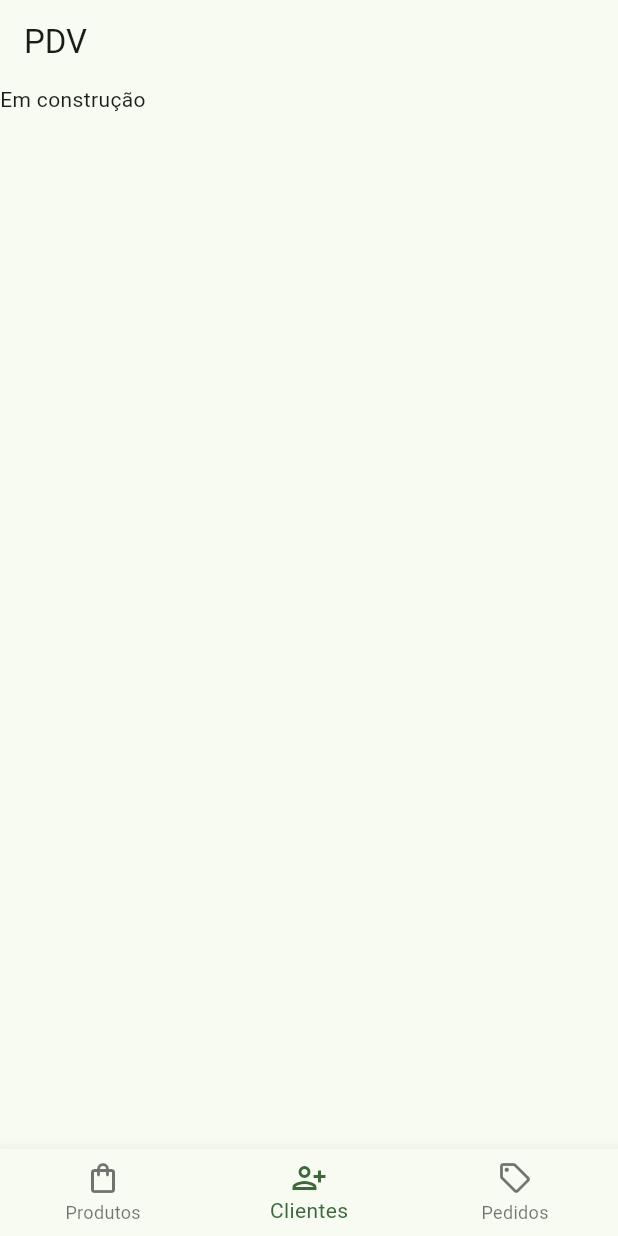
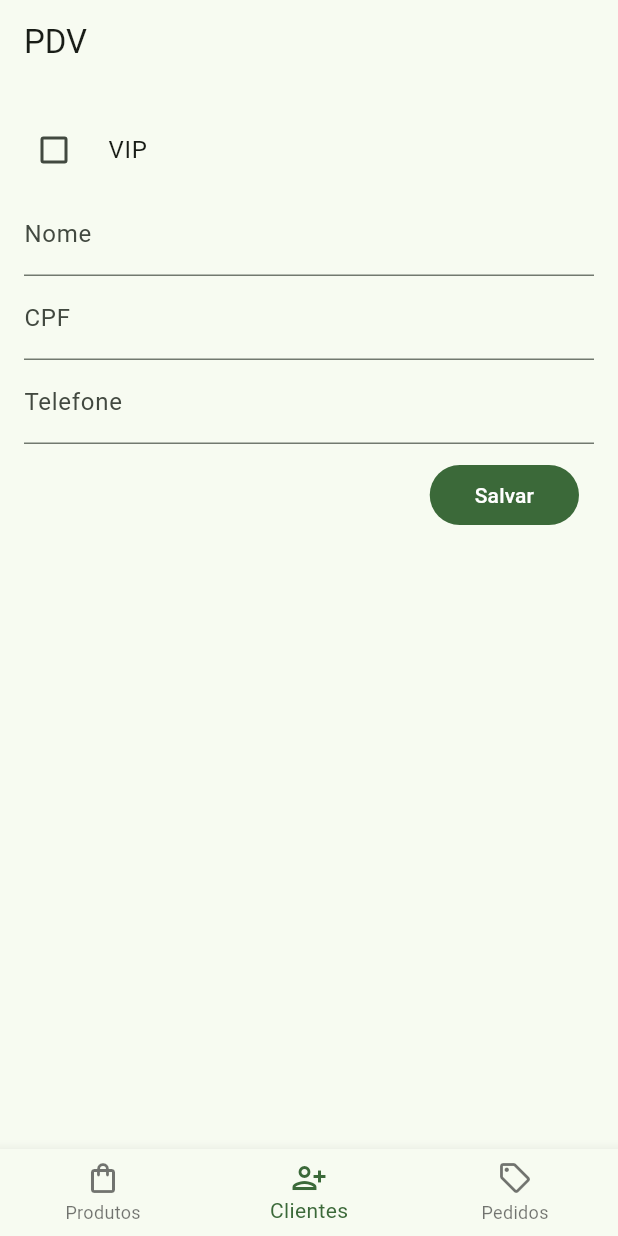
Before and after one commit to GomesLuan/mini-projeto-poo, a Flutter app: the screen it shows after launch, item 2 of the bottom bar chosen, on a phone screen of 412 x 824 dp. Run offline on Flutter 3.47's test engine with Material 2 defaults, Android fonts, the phone set to English and light mode, and no system bars; our stand-ins replace flutter_hooks; missing offline and left inert: cpf_cnpj_validator; network calls fail.

Commit message:
Desenvolvimento parcial do cadastro de cliente

```diff
--- a/lib/components/form_customer_page.dart
+++ b/lib/components/form_customer_page.dart
@@ -1,11 +1,102 @@
 import "package:flutter/material.dart";
 import "package:flutter_hooks/flutter_hooks.dart";
+import 'package:cpf_cnpj_validator/cpf_validator.dart';
 
 class FormClient extends HookWidget {
   const FormClient({super.key});
 
   @override
   Widget build(BuildContext context) {
-    return const Text('Em construção');
+    final isVip = useState<bool?>(false);
+    final formKey = GlobalKey<FormState>();
+    return Form(
+      key: formKey,
+      child: SingleChildScrollView(
+        child: Container(
+          padding: EdgeInsets.all(16.0),
+          child:Column(
+            crossAxisAlignment: CrossAxisAlignment.start,
+            children: [
+              Container(
+                child: CheckboxListTile(
+                  contentPadding: EdgeInsets.zero,
+                  title: Text('VIP'),
+                  value: isVip.value,
+                  onChanged: (value) {
+                    isVip.value = value;
+                  },
+                  controlAffinity: ListTileControlAffinity.leading,
+                ),
+              ),
+              TextFormField(
+                decoration: const InputDecoration(
+                  border: UnderlineInputBorder(),
+                  labelText: 'Nome',
+                ),
+                validator: (value) {
+                  if(value == null || value.isEmpty || !RegExp(r'^[a-z A-Z]+$').hasMatch(value)) {
+                    return "Utilize apenas letras e espaços";
+                  }
+                  else {
+                    return null;
+                  }
+                }
+              ),
+              TextFormField(
+                decoration: const InputDecoration(
+                  border: UnderlineInputBorder(),
+                  labelText: 'CPF',
+                ),
+                validator: (value) {
+                  if(value == null || value.isEmpty || !CPFValidator.isValid(value)) {
+                    return "CPF inválido";
+                  }
+                  else {
+                    return null;
+                  }
+                }
+              ),
+              TextFormField(
+                decoration: InputDecoration(
+                  border: UnderlineInputBorder(),
+                  labelText: 'Telefone'
+                ),
+                validator: (value){
+                  if(value == null || value.isEmpty || !RegExp(r'[1-9]{2} (?:[2-8]|9[1-9])[0-9]{3}\-[0-9]{4}$').hasMatch(value)){
+                    return "Digite no formato: XX XXXXX-XXXX";
+                  }
+                  else{
+                    return null;
+                  }
+                },
+              ),
+              Row(
+                mainAxisAlignment: MainAxisAlignment.end,
+                children: [
+                  Container(
+                    padding: const EdgeInsets.all(10),
+                    child: FilledButton(
+                      style: ButtonStyle(
+                        padding: MaterialStateProperty.all(
+                          const EdgeInsets.fromLTRB(30, 5, 30, 5)
+                        ),
+                      ),
+                      onPressed: () {
+                        if (formKey.currentState!.validate()) {
+                          ScaffoldMessenger.of(context).showSnackBar(
+                            const SnackBar(content: Text('Processando dados')),
+                          );
+                        }
+                      },
+                      child: const Text('Salvar'),
+                    ),
+                  )
+                ]
+              )
+            ]
+          )
+        )
+      )
+    );
   }
 }
--- a/pubspec.yaml
+++ b/pubspec.yaml
@@ -37,6 +37,7 @@ dependencies:
   cupertino_icons: ^1.0.2
   http: ^0.13.6
   flutter_hooks: ^0.18.6
+  cpf_cnpj_validator: ^2.0.0
 
 dev_dependencies:
   flutter_test:
```
Also changed, not shown: pubspec.lock.
